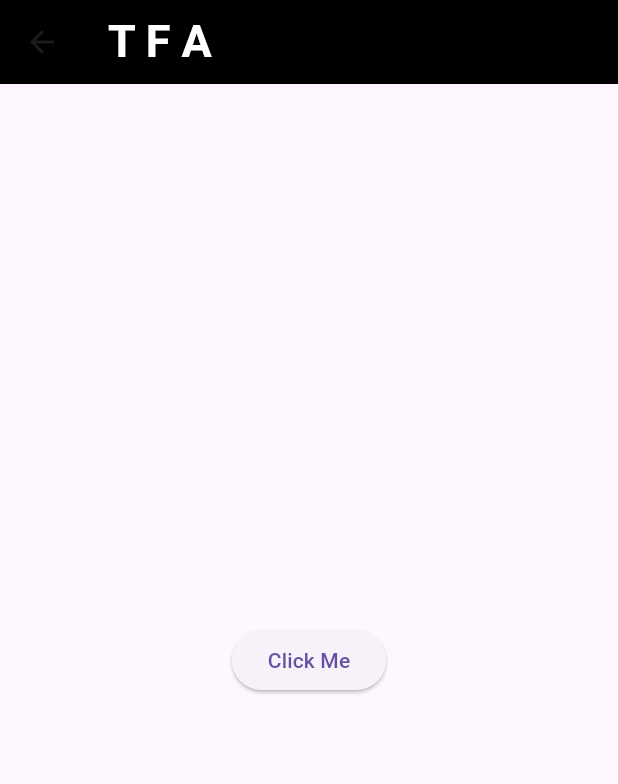
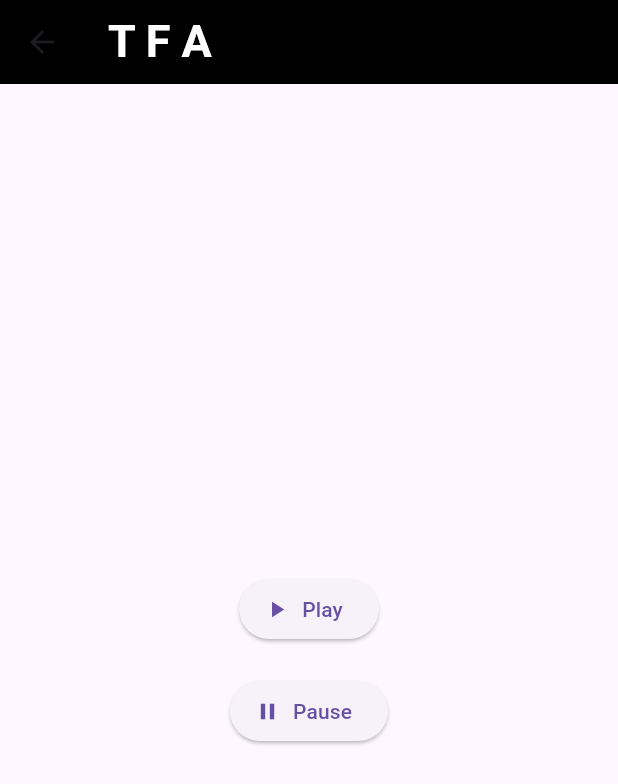
Before and after one commit to Romainperfer33/TFA-PROJECT, a Flutter app: the MusicView screen opened by its route, on a phone screen of 412 x 824 dp. Shown: the top 784 px of the screen. Run offline on Flutter 3.47's test engine with Material 3 defaults, Android fonts, the phone set to English and light mode, and no system bars; our stand-ins replace audioplayers, flutter_animate; missing offline and left inert: flutter_barcode_scanner.

Commit message:
musicView ok

```diff
--- a/lib/pages/music_view.dart
+++ b/lib/pages/music_view.dart
@@ -1,8 +1,38 @@
+import 'dart:async';
+
 import 'package:flutter/material.dart';
 import 'package:audioplayers/audioplayers.dart';
 
-class MusicView extends StatelessWidget {
-  const MusicView({super.key});
+class MusicView extends StatefulWidget {
+  const MusicView({Key? key}) : super(key: key);
+
+  @override
+  _MusicViewState createState() => _MusicViewState();
+}
+
+class _MusicViewState extends State<MusicView> {
+  late AudioPlayer _audioPlayer;
+
+  @override
+  void initState() {
+    super.initState();
+    _audioPlayer = AudioPlayer();
+  }
+
+  Future<void> _playMusic() async {
+    await _audioPlayer.setSource(AssetSource('theme.mp3'));
+    _audioPlayer.resume();
+  }
+
+  Future<void> _pauseMusic() async {
+    _audioPlayer.pause();
+  }
+
+  @override
+  void dispose() {
+    _audioPlayer.dispose();
+    super.dispose();
+  }
 
   @override
   Widget build(BuildContext context) {
@@ -20,12 +50,21 @@ class MusicView extends StatelessWidget {
       ),
       body: SafeArea(
         child: Center(
-          child: ElevatedButton(
-            onPressed: () {
-              final player = AudioCache();
-              player.play('theme.mp3');
-            },
-            child: const Text("Click Me"),
+          child: Column(
+            mainAxisAlignment: MainAxisAlignment.center,
+            children: [
+              ElevatedButton.icon(
+                onPressed: _playMusic,
+                icon: const Icon(Icons.play_arrow),
+                label: const Text("Play"),
+              ),
+              const SizedBox(height: 20),
+              ElevatedButton.icon(
+                onPressed: _pauseMusic,
+                icon: const Icon(Icons.pause),
+                label: const Text("Pause"),
+              ),
+            ],
           ),
         ),
       ),
```
Also changed, not shown: 1 other file.
